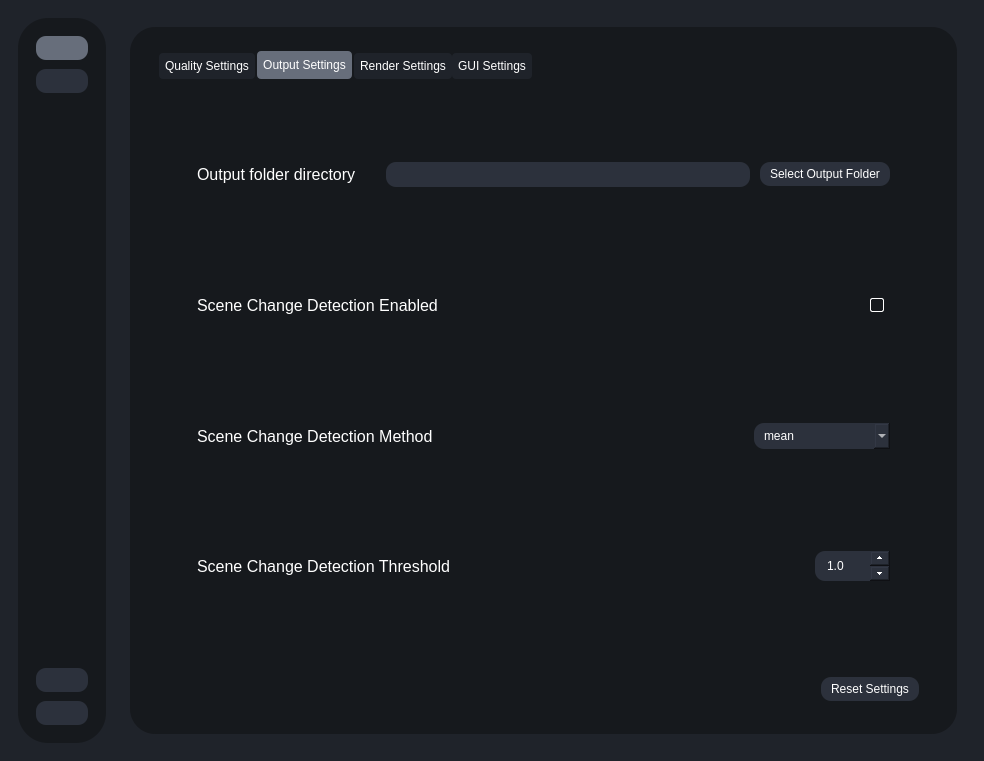
TNTwise/Rife-ESRGAN-App-Linux-QT, file testRVEInterface.ui: the form before one commit.
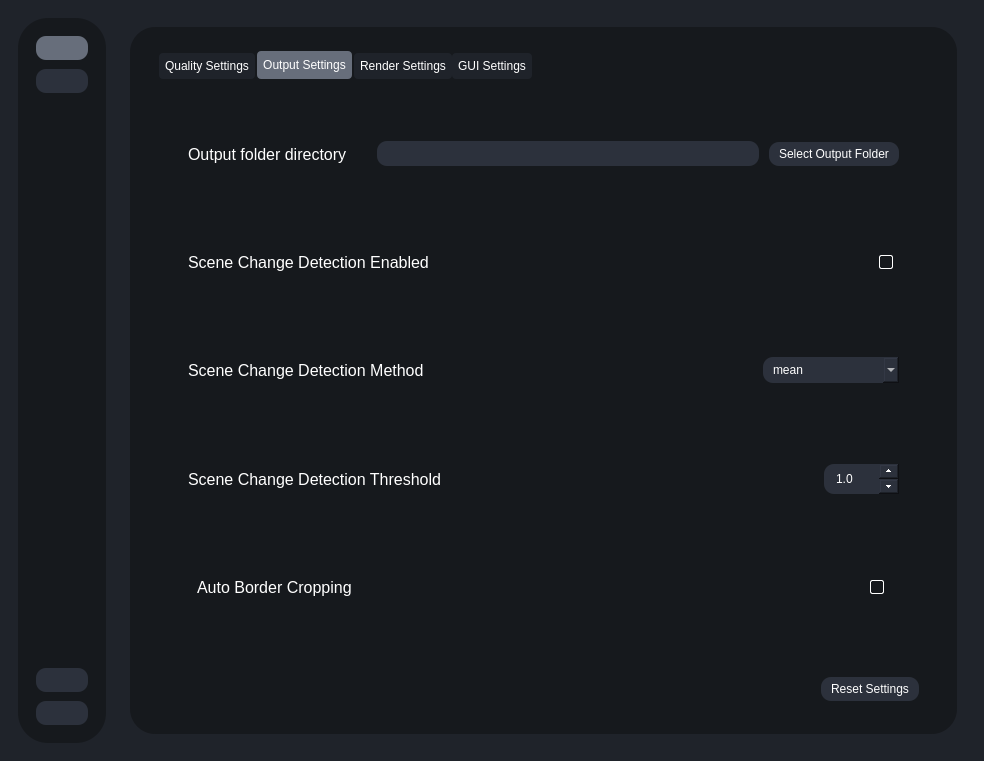
The form after the commit. The open tabs and pages were chosen to show the change. Icons and pictures are not drawn.

Commit message: add border cropping to front end

The edit to the form file:
```diff
--- a/testRVEInterface.ui
+++ b/testRVEInterface.ui
@@ -2548,6 +2548,21 @@
                       <item>
                        <widget class="QWidget" name="VideoSettingsContainer" native="true">
                         <layout class="QVBoxLayout" name="verticalLayout_19">
+                         <property name="spacing">
+                          <number>0</number>
+                         </property>
+                         <property name="leftMargin">
+                          <number>0</number>
+                         </property>
+                         <property name="topMargin">
+                          <number>0</number>
+                         </property>
+                         <property name="rightMargin">
+                          <number>0</number>
+                         </property>
+                         <property name="bottomMargin">
+                          <number>0</number>
+                         </property>
                          <item>
                           <widget class="QScrollArea" name="scrollArea_3">
                            <property name="widgetResizable">
@@ -2558,8 +2573,8 @@
                              <rect>
                               <x>0</x>
                               <y>0</y>
-                              <width>708</width>
-                              <height>536</height>
+                              <width>726</width>
+                              <height>554</height>
                              </rect>
                             </property>
                             <layout class="QVBoxLayout" name="verticalLayout_25">
@@ -2878,6 +2893,66 @@
                                </layout>
                               </widget>
                              </item>
+                             <item>
+                              <widget class="QWidget" name="widget_9" native="true">
+                               <layout class="QHBoxLayout" name="horizontalLayout_25">
+                                <item>
+                                 <widget class="QLabel" name="label_48">
+                                  <property name="font">
+                                   <font>
+                                    <pointsize>12</pointsize>
+                                   </font>
+                                  </property>
+                                  <property name="text">
+                                   <string>Auto Border Cropping</string>
+                                  </property>
+                                 </widget>
+                                </item>
+                                <item>
+                                 <spacer name="horizontalSpacer_10">
+                                  <property name="orientation">
+                                   <enum>Qt::Orientation::Horizontal</enum>
+                                  </property>
+                                  <property name="sizeHint" stdset="0">
+                                   <size>
+                                    <width>468</width>
+                                    <height>20</height>
+                                   </size>
+                                  </property>
+                                 </spacer>
+                                </item>
+                                <item>
+                                 <widget class="QLabel" name="label_47">
+                                  <property name="maximumSize">
+                                   <size>
+                                    <width>25</width>
+                                    <height>25</height>
+                                   </size>
+                                  </property>
+                                  <property name="toolTip">
+                                   <string>&lt;html&gt;&lt;head/&gt;&lt;body&gt;&lt;p&gt;Audo Border Cropping:&lt;/p&gt;&lt;p&gt;- Will automatically remove black bars if they are present throughout a video, can increase performance.&lt;/p&gt;&lt;p&gt;NOTE - This adds a border at the bottom of the preview, that border will not be added into the output video.&lt;/p&gt;&lt;/body&gt;&lt;/html&gt;</string>
+                                  </property>
+                                  <property name="text">
+                                   <string/>
+                                  </property>
+                                  <property name="pixmap">
+                                   <pixmap resource="resources.qrc">:/icons/icons/info.svg</pixmap>
+                                  </property>
+                                  <property name="scaledContents">
+                                   <bool>true</bool>
+                                  </property>
+                                 </widget>
+                                </item>
+                                <item>
+                                 <widget class="QCheckBox" name="auto_border_cropping">
+                                  <property name="text">
+                                   <string/>
+                                  </property>
+                                 </widget>
+                                </item>
+                               </layout>
+                              </widget>
+                             </item>
                             </layout>
                            </widget>
                           </widget>
```
Left out of the diff: 2 changed lines with no effect on the pictures. The commit also changes 3 other files.
